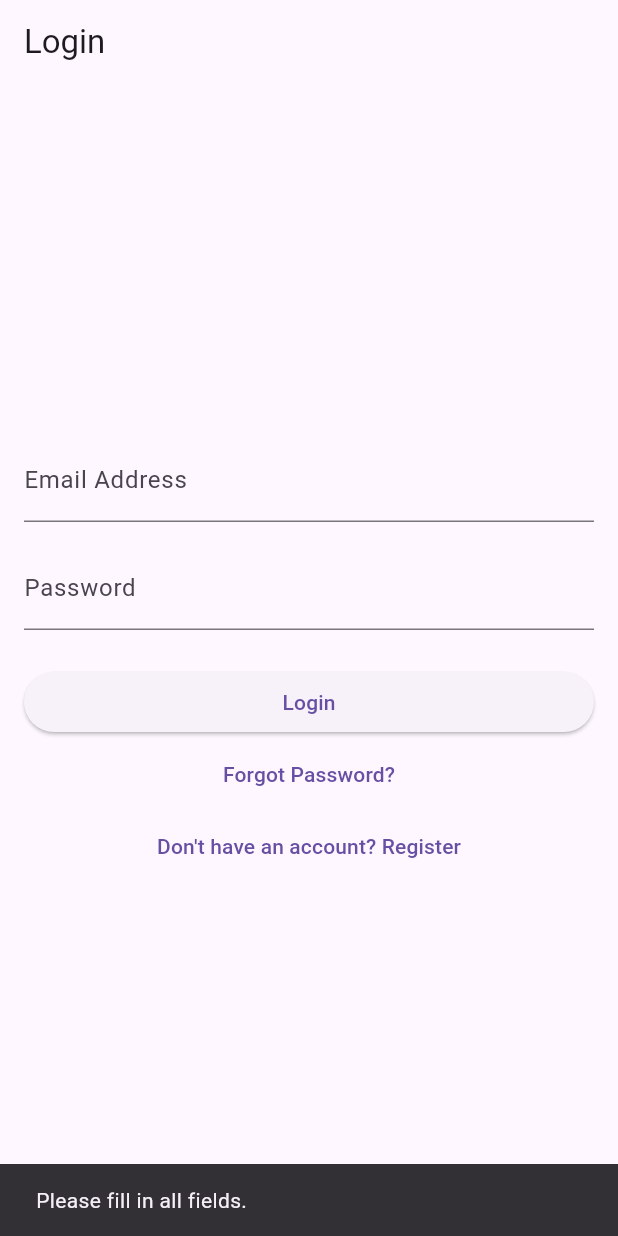
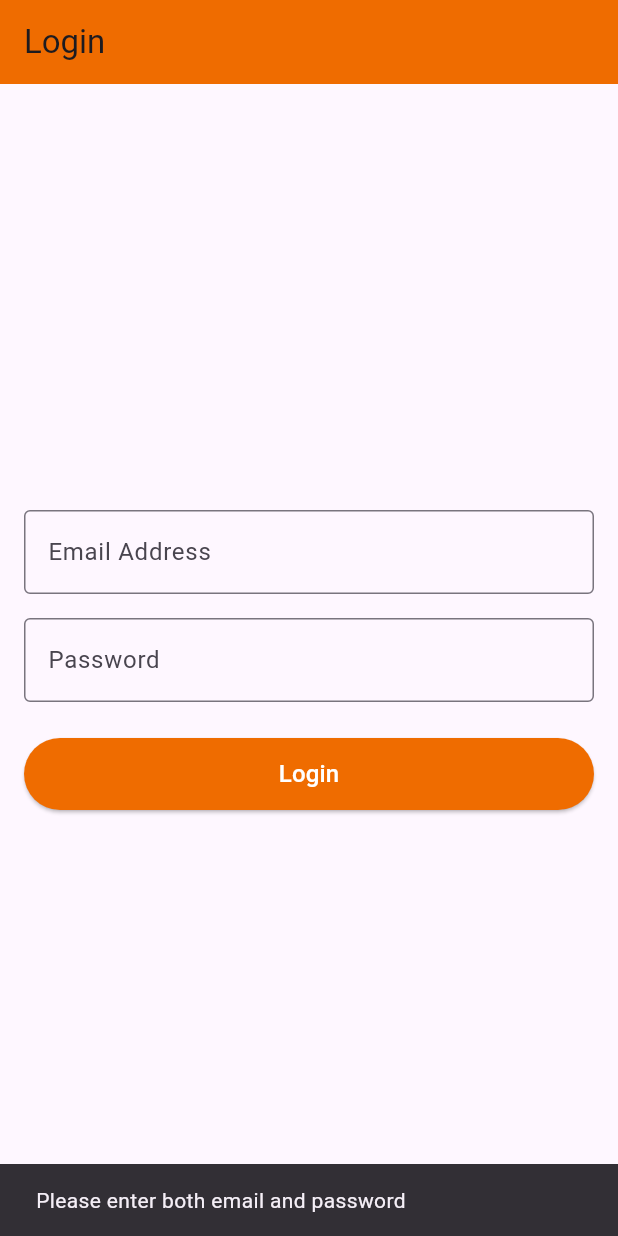
Before and after one commit to robertzmuhumuza-dotcom/law-firm-system, a Flutter app: the screen it shows after launch, after a tap on "Login", on a phone screen of 412 x 824 dp. Run offline on Flutter 3.47's test engine with Material 3 defaults, Android fonts, the light colour scheme and no system bars.

Commit message:
Add login route to backend and update frontend error handling

```diff
--- a/frontend/lib/screens/login_screen.dart
+++ b/frontend/lib/screens/login_screen.dart
@@ -1,73 +1,80 @@
+import 'dart:convert';
 import 'package:flutter/material.dart';
 import 'package:http/http.dart' as http;
-import 'dart:convert';
-import '../api_config.dart';
-import 'forgot_password_screen.dart';
-import 'register_screen.dart';
-import 'dashboard_screen.dart'; // Imports your actual dashboard file shown in the screenshot
 
 class LoginScreen extends StatefulWidget {
   const LoginScreen({Key? key}) : super(key: key);
 
   @override
-  _LoginScreenState createState() => _LoginScreenState();
+  State<LoginScreen> createState() => _LoginScreenState();
 }
 
 class _LoginScreenState extends State<LoginScreen> {
-  final _emailController = TextEditingController();
-  final _passwordController = TextEditingController();
+  final TextEditingController _emailController = TextEditingController();
+  final TextEditingController _passwordController = TextEditingController();
   bool _isLoading = false;
 
-  Future<void> _login() async {
+  // Replace 'your-app-name' with your actual Render service name
+  final String _loginUrl = 'https://your-app-name.onrender.com/login';
+
+  Future<void> _loginUser() async {
     final email = _emailController.text.trim();
     final password = _passwordController.text.trim();
 
     if (email.isEmpty || password.isEmpty) {
       ScaffoldMessenger.of(context).showSnackBar(
-        const SnackBar(content: Text('Please fill in all fields.')),
+        const SnackBar(content: Text('Please enter both email and password')),
       );
       return;
     }
 
-    setState(() => _isLoading = true);
+    setState(() {
+      _isLoading = true;
+    });
 
     try {
       final response = await http.post(
-        Uri.parse(ApiConfig.login),
+        Uri.parse(_loginUrl),
         headers: {'Content-Type': 'application/json'},
         body: jsonEncode({'email': email, 'password': password}),
       );
 
+      // Verify if the server returned JSON instead of an HTML error page (404/502)
+      final contentType = response.headers['content-type'] ?? '';
+      if (!contentType.contains('application/json')) {
+        throw Exception('Server error (${response.statusCode}): Received HTML instead of JSON. Verify backend deployment.');
+      }
+
       final data = jsonDecode(response.body);
 
-      if (response.statusCode == 200 && data['success'] == true) {
+      if (response.statusCode == 200) {
         ScaffoldMessenger.of(context).showSnackBar(
-          SnackBar(content: Text(data['message'] ?? 'Login successful!')),
-        );
-
-        // This navigates straight to your real DashboardScreen with your AI features!
-        Navigator.pushReplacement(
-          context,
-          MaterialPageRoute(builder: (context) => const DashboardScreen()),
+          const SnackBar(content: Text('Login Successful!')),
         );
       } else {
+        final errorMessage = data['message'] ?? 'Login failed.';
         ScaffoldMessenger.of(context).showSnackBar(
-          SnackBar(content: Text(data['message'] ?? 'Invalid credentials.')),
+          SnackBar(content: Text(errorMessage)),
         );
       }
     } catch (e) {
       ScaffoldMessenger.of(context).showSnackBar(
-        SnackBar(content: Text('Network error: $e')),
+        SnackBar(content: Text('Error: $e')),
       );
     } finally {
-      setState(() => _isLoading = false);
+      setState(() {
+        _isLoading = false;
+      });
     }
   }
 
   @override
   Widget build(BuildContext context) {
     return Scaffold(
-      appBar: AppBar(title: const Text('Login')),
+      appBar: AppBar(
+        title: const Text('Login'),
+        backgroundColor: Colors.orange.shade800,
+      ),
       body: Padding(
         padding: const EdgeInsets.all(16.0),
         child: Column(
@@ -75,42 +82,34 @@ class _LoginScreenState extends State<LoginScreen> {
           children: [
             TextField(
               controller: _emailController,
-              decoration: const InputDecoration(labelText: 'Email Address'),
               keyboardType: TextInputType.emailAddress,
+              decoration: const InputDecoration(
+                labelText: 'Email Address',
+                border: OutlineInputBorder(),
+              ),
             ),
             const SizedBox(height: 16),
             TextField(
               controller: _passwordController,
-              decoration: const InputDecoration(labelText: 'Password'),
               obscureText: true,
+              decoration: const InputDecoration(
+                labelText: 'Password',
+                border: OutlineInputBorder(),
+              ),
             ),
             const SizedBox(height: 24),
             SizedBox(
               width: double.infinity,
+              height: 48,
               child: ElevatedButton(
-                onPressed: _isLoading ? null : _login,
+                style: ElevatedButton.styleFrom(
+                  backgroundColor: Colors.orange.shade800,
+                ),
+                onPressed: _isLoading ? null : _loginUser,
                 child: _isLoading
                     ? const CircularProgressIndicator(color: Colors.white)
-                    : const Text('Login'),
+                    : const Text('Login', style: TextStyle(fontSize: 16, color: Colors.white)),
               ),
-            ),
-            TextButton(
-              onPressed: () {
-                Navigator.push(
-                  context,
-                  MaterialPageRoute(builder: (context) => const ForgotPasswordScreen()),
-                );
-              },
-              child: const Text('Forgot Password?'),
-            ),
-            TextButton(
-              onPressed: () {
-                Navigator.push(
-                  context,
-                  MaterialPageRoute(builder: (context) => const RegisterScreen()),
-                );
-              },
-              child: const Text("Don't have an account? Register"),
             ),
           ],
         ),
```
Also changed, not shown: 1 other file.
